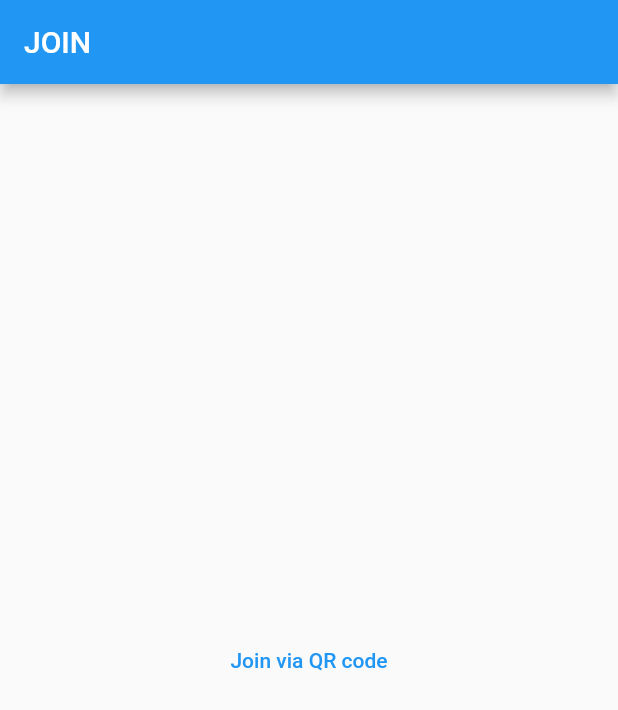
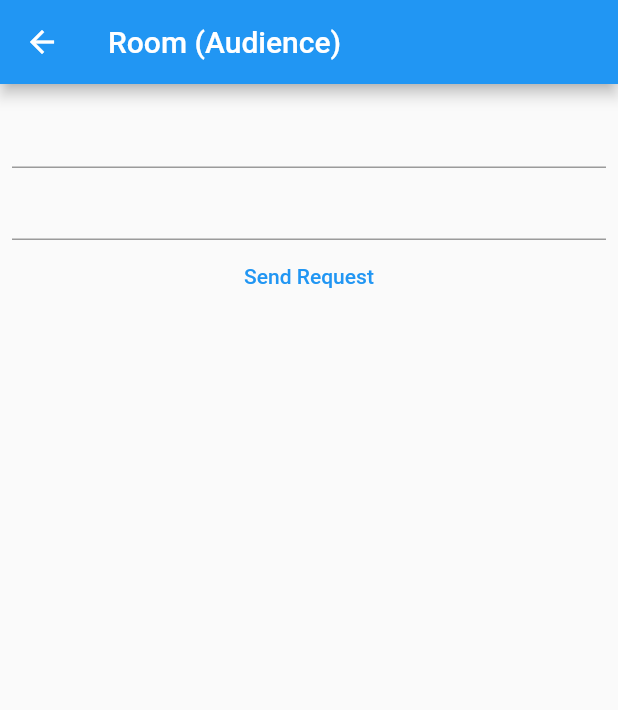
Before and after one commit to AppJam2021-IntelligentBadAss/Front-End, a Flutter app: the _TextButton screen opened directly, after a tap on "Join via QR code", on a phone screen of 412 x 824 dp. Shown: the top 710 px of the screen. Run offline on Flutter 3.47's test engine with Material 2 defaults, Android fonts, the phone set to English and light mode, and no system bars.

Commit message:
creation of audience room and navigating from audience page to audience room

```diff
--- a/backstage/lib/main.dart
+++ b/backstage/lib/main.dart
@@ -202,6 +202,72 @@ class _TextButton extends StatelessWidget {
         child: TextButton(
           child: Text('Join via QR code'),
           onPressed: () {
+            Navigator.push(
+                context,
+                MaterialPageRoute(
+                  builder: (context) => AudienceRoom(),
+                ));
+          },
+        ),
+      ),
+    );
+  }
+}
+
+class AudienceRoom extends StatefulWidget {
+  @override
+  _AudienceRoomState createState() => _AudienceRoomState();
+}
+
+class _AudienceRoomState extends State<AudienceRoom> {
+  //text controller for use to retrieve the current value
+  final myController = TextEditingController();
+
+  @override
+  void dispose() {
+    // Clean up the controller when the widget is removed from the
+    // widget tree.
+    myController.dispose();
+    super.dispose();
+  }
+
+  @override
+  Widget build(BuildContext context) {
+    return Scaffold(
+        appBar: AppBar(
+          title: Text('Room (Audience)'),
+        ),
+        body: Padding(
+            padding: const EdgeInsets.all(8.0),
+            child: Column(
+              children: <Widget>[
+                TextField(
+                  onChanged: (text) {
+                    print("Testing text field: $text");
+                  },
+                ),
+                TextField(
+                  controller: myController,
+                ),
+                TextButton(
+                  child: Text('Send Request'),
+                  onPressed: () {
+                    print('Pressed');
+                  },
+                )
+              ],
+            )));
+  }
+}
+
+//TODO: need to connect this roomButton to roomAudience
+class RoomButton extends StatelessWidget {
+  Widget build(BuildContext context) {
+    return Scaffold(
+      body: Center(
+        child: TextButton(
+          child: Text('Send Request'),
+          onPressed: () {
             print('Pressed');
           },
         ),
```
